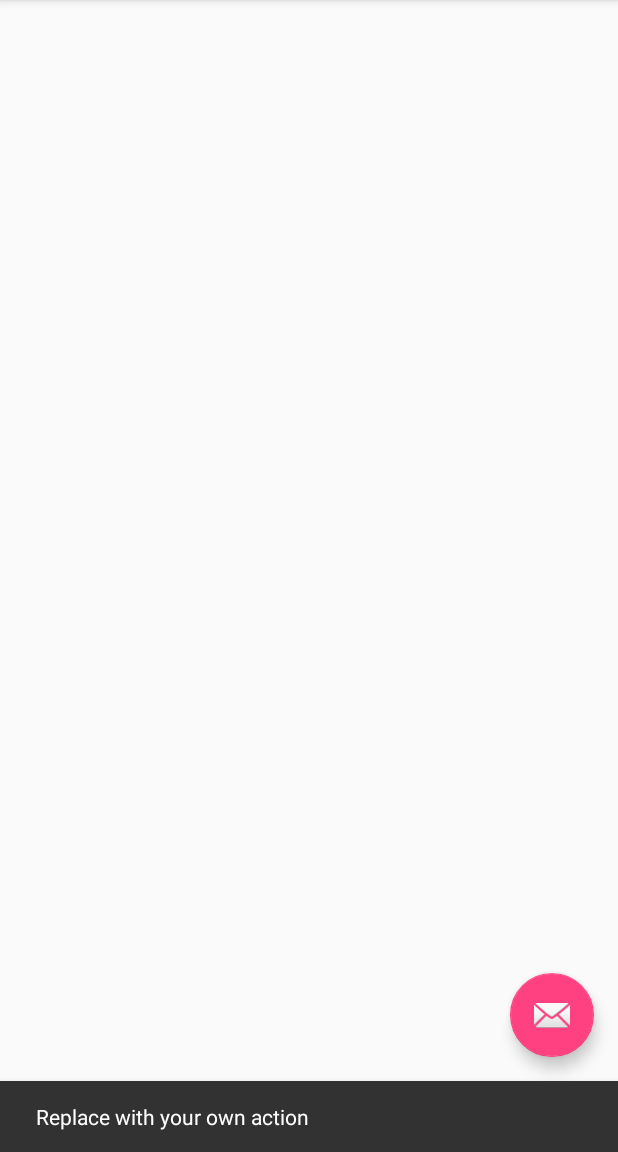
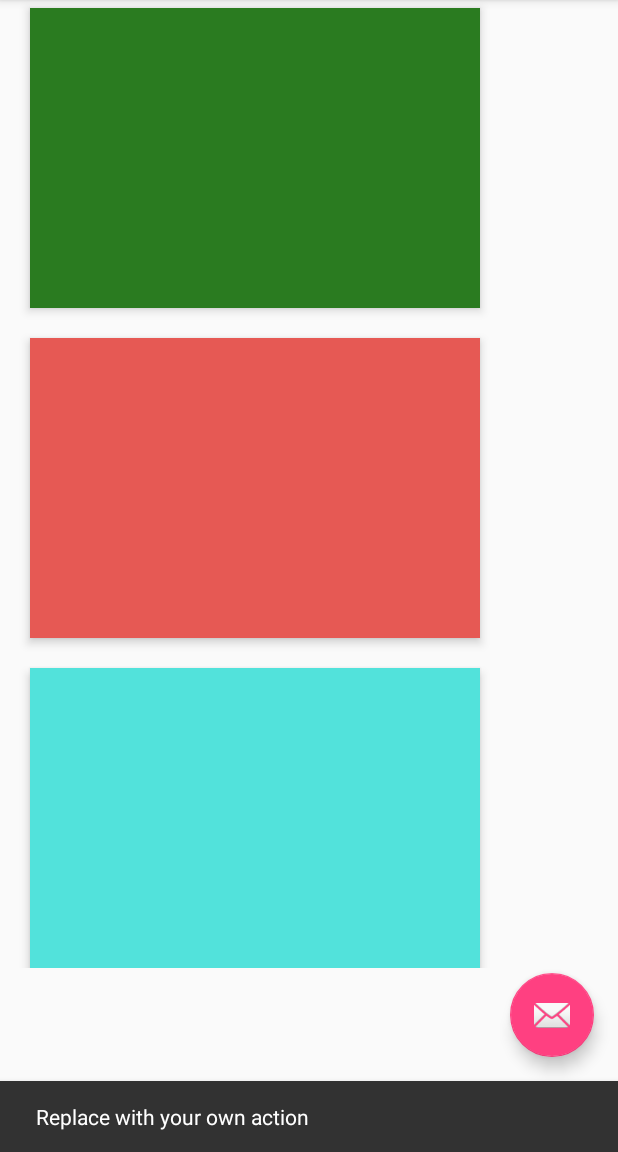
Before and after one commit to TusharMann/Sunshine, an Android app: the screen it shows after launch (MainActivity), after a tap on an icon or button, on a phone screen of 412 x 824 dp, the part 84-1236 px from its top. Run offline under Robolectric (Android 15) with nearby library versions, the phone set to English and light mode, and no system bars.

Commit message:
learning to develop ui

```diff
--- a/app/src/main/res/layout/content_main.xml
+++ b/app/src/main/res/layout/content_main.xml
@@ -1,19 +1,48 @@
 <?xml version="1.0" encoding="utf-8"?>
-<RelativeLayout xmlns:android="http://schemas.android.com/apk/res/android"
+<ScrollView xmlns:android="http://schemas.android.com/apk/res/android"
     xmlns:app="http://schemas.android.com/apk/res-auto"
     xmlns:tools="http://schemas.android.com/tools"
     android:layout_width="match_parent"
     android:layout_height="match_parent"
-    android:paddingBottom="@dimen/activity_vertical_margin"
-    android:paddingLeft="@dimen/activity_horizontal_margin"
-    android:paddingRight="@dimen/activity_horizontal_margin"
-    android:paddingTop="@dimen/activity_vertical_margin"
     app:layout_behavior="@string/appbar_scrolling_view_behavior"
     tools:context="com.example.tushar.sunshine.MainActivity"
     tools:showIn="@layout/activity_main">
 
-    <FrameLayout
+    <LinearLayout
         android:layout_width="match_parent"
         android:layout_height="match_parent"
-        android:id="@+id/mainactivity_framelayout"></FrameLayout>
-</RelativeLayout>
+        android:orientation="vertical">
+
+
+        <FrameLayout
+            android:layout_width="300dp"
+            android:layout_height="200dp"
+            android:layout_marginLeft="20dp"
+            android:elevation="4dp"
+            android:background="#2a7b20"
+            android:layout_marginTop="5dp"
+            android:id="@+id/mainactivity_framelayout1"></FrameLayout>
+
+
+        <FrameLayout
+            android:layout_width="300dp"
+            android:layout_height="200dp"
+            android:layout_marginLeft="20dp"
+            android:elevation="4dp"
+            android:background="#e65954"
+            android:layout_marginTop="20dp"
+            android:id="@+id/mainactivity_framelayout2"></FrameLayout>
+
+        <FrameLayout
+            android:layout_width="300dp"
+            android:layout_height="200dp"
+            android:layout_marginLeft="20dp"
+            android:layout_marginTop="20dp"
+            android:elevation="4dp"
+            android:background="#52e2db"
+            android:id="@+id/mainactivity_framelayout3"></FrameLayout>
+
+    </LinearLayout>
+
+
+</ScrollView>
```
